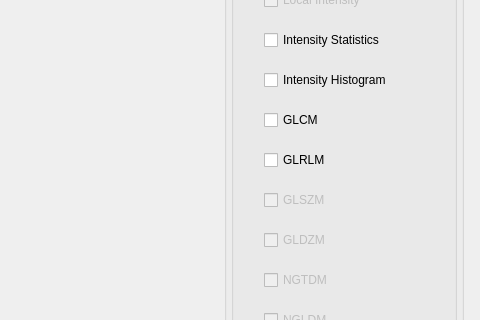
Above: platform/platform.ui from Jiwon-Hwang/Radiomics-Feature-Extraction before the change; both pictures show x 755 to 1235 and y 335 to 655 of the 1235 by 744 pixel window. Below: the same form after it.
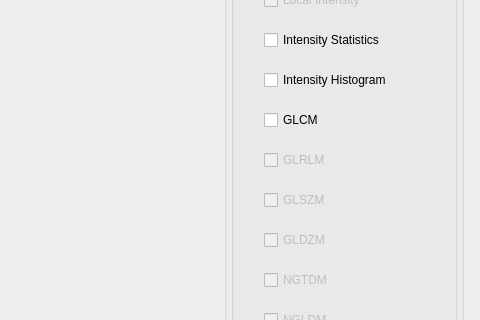
That is the form after the change. Icons and pictures are not drawn.

The edit to the form file:
```diff
--- a/platform/platform.ui
+++ b/platform/platform.ui
@@ -531,7 +531,7 @@
               <item>
                <widget class="QCheckBox" name="checkBox_GLRLM">
                 <property name="enabled">
-                 <bool>true</bool>
+                 <bool>false</bool>
                 </property>
                 <property name="focusPolicy">
                  <enum>Qt::NoFocus</enum>
```
Left out of the diff: 2 changed lines with no effect on the pictures.
